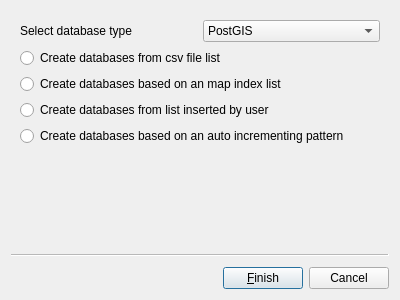
Qt form DbTools/BatchDbCreator/batchDbCreator.ui (dsgoficial/DsgTools) before a commit.
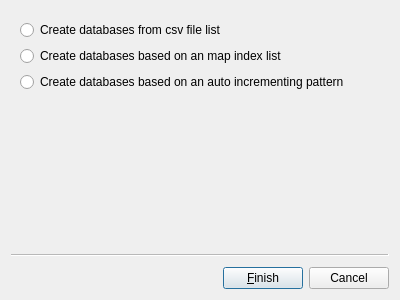
The same form after that commit.

```diff
--- a/DbTools/BatchDbCreator/batchDbCreator.ui
+++ b/DbTools/BatchDbCreator/batchDbCreator.ui
@@ -26,59 +26,27 @@
   </property>
   <widget class="QWizardPage" name="wizardPage1">
    <layout class="QGridLayout" name="gridLayout">
+    <item row="2" column="0">
+     <widget class="QRadioButton" name="patternRadioButton">
+      <property name="text">
+       <string>Create databases based on an auto incrementing pattern</string>
+      </property>
+     </widget>
+    </item>
     <item row="0" column="0">
-     <layout class="QHBoxLayout" name="horizontalLayout">
-      <item>
-       <widget class="QLabel" name="label">
-        <property name="text">
-         <string>Select database type</string>
-        </property>
-       </widget>
-      </item>
-      <item>
-       <widget class="QComboBox" name="driverNameComboBox">
-        <item>
-         <property name="text">
-          <string>PostGIS</string>
-         </property>
-        </item>
-        <item>
-         <property name="text">
-          <string>Spatialite</string>
-         </property>
-        </item>
-       </widget>
-      </item>
-     </layout>
-    </item>
-    <item row="1" column="0">
      <widget class="QRadioButton" name="csvRadioButton">
       <property name="text">
        <string>Create databases from csv file list</string>
       </property>
      </widget>
     </item>
-    <item row="2" column="0">
+    <item row="1" column="0">
      <widget class="QRadioButton" name="miListRadioButton">
       <property name="text">
        <string>Create databases based on an map index list</string>
       </property>
      </widget>
     </item>
-    <item row="3" column="0">
-     <widget class="QRadioButton" name="userRadioButton">
-      <property name="text">
-       <string>Create databases from list inserted by user</string>
-      </property>
-     </widget>
-    </item>
-    <item row="4" column="0">
-     <widget class="QRadioButton" name="patternRadioButton">
-      <property name="text">
-       <string>Create databases based on an auto incrementing pattern</string>
-      </property>
-     </widget>
-    </item>
    </layout>
   </widget>
  </widget>
```
